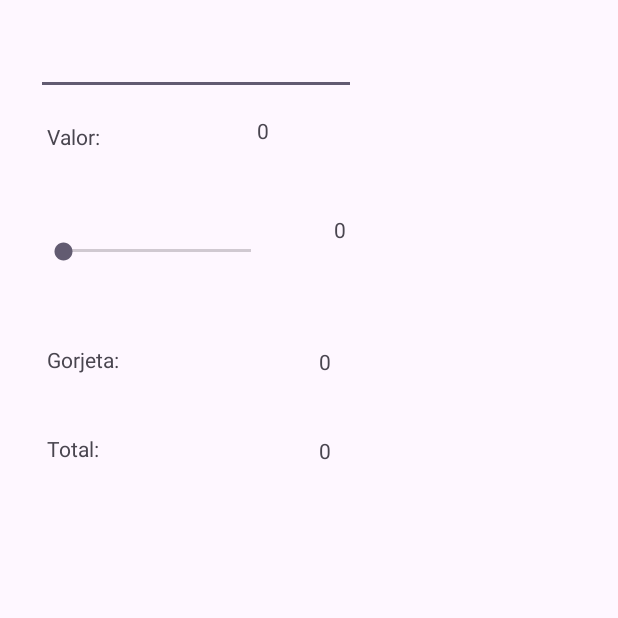
After one commit to gabshioda/FMU2023_2, an Android app: the TipCalculatorActivity screen opened directly, with no data from a screen before it, on a phone screen of 412 x 824 dp, the top half of it. The commit adds this screen. Run offline under Robolectric (Android 15) with nearby library versions, the phone set to English and light mode, and no system bars.

Commit message:
Terceira versão

```diff
--- a/app/src/main/AndroidManifest.xml
+++ b/app/src/main/AndroidManifest.xml
@@ -13,6 +13,9 @@
         android:theme="@style/Theme.Exemplo"
         tools:targetApi="31">
         <activity
+            android:name=".TipCalculatorActivity"
+            android:exported="false" />
+        <activity
             android:name=".MainActivity2"
             android:exported="false" />
         <activity
--- a/app/src/main/java/com/example/exemplo/MainActivity.java
+++ b/app/src/main/java/com/example/exemplo/MainActivity.java
@@ -41,4 +41,10 @@ public class MainActivity extends AppCompatActivity {
         intent.putExtra("soma", soma);
         startActivity(intent);
     }
+
+    public void abrirJanelaGorjeta(View view) {
+        Intent intent = new Intent(this, TipCalculatorActivity.class);
+        startActivity(intent);
+    }
+
 }
--- /dev/null
+++ b/app/src/main/java/com/example/exemplo/TipCalculatorActivity.java
@@ -0,0 +1,69 @@
+package com.example.exemplo;
+
+import androidx.appcompat.app.AppCompatActivity;
+
+import android.os.Bundle;
+import android.text.Editable;
+import android.text.TextWatcher;
+import android.widget.EditText;
+import android.widget.SeekBar;
+import android.widget.TextView;
+
+import java.text.NumberFormat;
+
+public class TipCalculatorActivity extends AppCompatActivity {
+
+    private EditText editTextValor;
+    private TextView textViewValor;
+    private TextView textViewPct;
+    private TextView textViewGorjeta;
+    private TextView textViewTotal;
+
+    private SeekBar seekBar;
+    private double valor;
+    private double porcentagem;
+    private double total;
+
+    private NumberFormat currencyFormat = NumberFormat.getCurrencyInstance();
+    private NumberFormat percentFormat = NumberFormat.getPercentInstance();
+
+    @Override
+    protected void onCreate(Bundle savedInstanceState) {
+        super.onCreate(savedInstanceState);
+        setContentView(R.layout.activity_tip_calculator);
+        editTextValor = findViewById(R.id.editTextNumber4);
+        textViewValor = findViewById(R.id.textViewValor);
+        textViewPct = findViewById(R.id.textViewPct);
+        textViewGorjeta = findViewById(R.id.textViewGorjeta);
+        textViewTotal = findViewById(R.id.textViewTotal);
+        seekBar = findViewById(R.id.seekBar);
+        editTextValor.addTextChangedListener(new TextWatcher() {
+            @Override
+            public void beforeTextChanged(CharSequence charSequence, int i, int i1, int i2) {
+
+            }
+
+            @Override
+            public void onTextChanged(CharSequence charSequence, int i, int i1, int i2) {
+                int valorInt;
+                try{
+                    valorInt = Integer.parseInt(editTextValor.getText().toString());
+                }catch (NumberFormatException e ){
+                    valorInt = 0;
+                }
+                valor = valorInt/100.0;
+                atualizarValores();
+            }
+
+            @Override
+            public void afterTextChanged(Editable editable) {
+
+            }
+        });
+    }
+    private void atualizarValores(){
+        textViewValor.setText(currencyFormat.format(valor));
+
+    }
+
+}
--- a/app/src/main/res/layout/activity_main.xml
+++ b/app/src/main/res/layout/activity_main.xml
@@ -49,7 +49,7 @@
         android:layout_marginStart="48dp"
         android:layout_marginBottom="25dp"
         android:onClick="somar"
-        android:text="Button"
+        android:text="@string/txt_somar"
         app:layout_constraintBottom_toTopOf="@+id/editTextNumber3"
         app:layout_constraintStart_toStartOf="@+id/editTextNumber3" />
 
@@ -59,7 +59,18 @@
         android:layout_height="wrap_content"
         android:layout_marginStart="32dp"
         android:onClick="abrirJanela"
-        android:text="Abrir"
+        android:text="@string/txt_janela"
         app:layout_constraintBaseline_toBaselineOf="@+id/button"
         app:layout_constraintStart_toEndOf="@+id/button" />
+
+    <Button
+        android:id="@+id/button3"
+        android:layout_width="wrap_content"
+        android:layout_height="wrap_content"
+        android:layout_marginStart="43dp"
+        android:layout_marginTop="51dp"
+        android:onClick="abrirJanelaGorjeta"
+        android:text="@string/txt_gorjeta"
+        app:layout_constraintStart_toStartOf="parent"
+        app:layout_constraintTop_toBottomOf="@+id/editTextNumber3" />
 </androidx.constraintlayout.widget.ConstraintLayout>
--- /dev/null
+++ b/app/src/main/res/layout/activity_tip_calculator.xml
@@ -0,0 +1,102 @@
+<?xml version="1.0" encoding="utf-8"?>
+<androidx.constraintlayout.widget.ConstraintLayout xmlns:android="http://schemas.android.com/apk/res/android"
+    xmlns:app="http://schemas.android.com/apk/res-auto"
+    xmlns:tools="http://schemas.android.com/tools"
+    android:layout_width="match_parent"
+    android:layout_height="match_parent"
+    tools:context=".TipCalculatorActivity">
+
+    <EditText
+        android:id="@+id/editTextNumber4"
+        android:layout_width="wrap_content"
+        android:layout_height="wrap_content"
+        android:layout_marginStart="24dp"
+        android:layout_marginTop="18dp"
+        android:ems="10"
+        android:inputType="number"
+        app:layout_constraintStart_toStartOf="parent"
+        app:layout_constraintTop_toTopOf="parent" />
+
+    <TextView
+        android:id="@+id/textView2"
+        android:layout_width="wrap_content"
+        android:layout_height="wrap_content"
+        android:layout_marginStart="7dp"
+        android:layout_marginTop="18dp"
+        android:text="@string/txt_valor"
+        app:layout_constraintStart_toStartOf="@+id/editTextNumber4"
+        app:layout_constraintTop_toBottomOf="@+id/editTextNumber4" />
+
+    <TextView
+        android:id="@+id/textViewPct"
+        android:layout_width="wrap_content"
+        android:layout_height="wrap_content"
+        android:layout_marginEnd="181dp"
+        android:layout_marginBottom="13dp"
+        android:text="0"
+        app:layout_constraintBottom_toBottomOf="@+id/seekBar"
+        app:layout_constraintEnd_toEndOf="parent"
+        app:layout_constraintStart_toEndOf="@+id/seekBar" />
+
+    <TextView
+        android:id="@+id/textView4"
+        android:layout_width="wrap_content"
+        android:layout_height="wrap_content"
+        android:layout_marginStart="31dp"
+        android:layout_marginTop="230dp"
+        android:text="@string/txt_valor_gorjeta"
+        app:layout_constraintStart_toStartOf="parent"
+        app:layout_constraintTop_toTopOf="parent" />
+
+    <TextView
+        android:id="@+id/textView5"
+        android:layout_width="wrap_content"
+        android:layout_height="wrap_content"
+        android:layout_marginStart="31dp"
+        android:layout_marginTop="40dp"
+        android:text="@string/txt_total"
+        app:layout_constraintStart_toStartOf="parent"
+        app:layout_constraintTop_toBottomOf="@+id/textView4" />
+
+    <TextView
+        android:id="@+id/textViewValor"
+        android:layout_width="wrap_content"
+        android:layout_height="wrap_content"
+        android:layout_marginTop="14dp"
+        android:layout_marginEnd="58dp"
+        android:text="0"
+        app:layout_constraintEnd_toEndOf="@+id/editTextNumber4"
+        app:layout_constraintTop_toBottomOf="@+id/editTextNumber4" />
+
+    <TextView
+        android:id="@+id/textViewGorjeta"
+        android:layout_width="wrap_content"
+        android:layout_height="wrap_content"
+        android:layout_marginStart="29dp"
+        android:layout_marginTop="55dp"
+        android:text="0"
+        app:layout_constraintStart_toEndOf="@+id/seekBar"
+        app:layout_constraintTop_toBottomOf="@+id/seekBar" />
+
+    <TextView
+        android:id="@+id/textViewTotal"
+        android:layout_width="wrap_content"
+        android:layout_height="wrap_content"
+        android:layout_marginTop="40dp"
+        android:text="0"
+        app:layout_constraintStart_toStartOf="@+id/textViewGorjeta"
+        app:layout_constraintTop_toBottomOf="@+id/textViewGorjeta" />
+
+    <SeekBar
+        android:id="@+id/seekBar"
+        android:layout_width="0dp"
+        android:layout_height="17dp"
+        android:layout_marginStart="26dp"
+        android:layout_marginTop="77dp"
+        android:layout_marginEnd="39dp"
+        android:layout_marginBottom="74dp"
+        app:layout_constraintBottom_toBottomOf="@+id/textView4"
+        app:layout_constraintEnd_toStartOf="@+id/textViewPct"
+        app:layout_constraintStart_toStartOf="parent"
+        app:layout_constraintTop_toTopOf="@+id/textView2" />
+</androidx.constraintlayout.widget.ConstraintLayout>
--- a/app/src/main/res/values/strings.xml
+++ b/app/src/main/res/values/strings.xml
@@ -1,3 +1,9 @@
 <resources>
     <string name="app_name">Exemplo</string>
+    <string name="txt_somar">Somar</string>
+    <string name="txt_janela">Janela</string>
+    <string name="txt_gorjeta">Gorjeta</string>
+    <string name="txt_valor">Valor:</string>
+    <string name="txt_valor_gorjeta">Gorjeta:</string>
+    <string name="txt_total">Total:</string>
 </resources>
```
